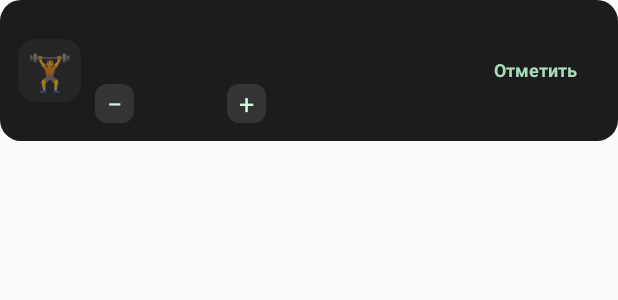
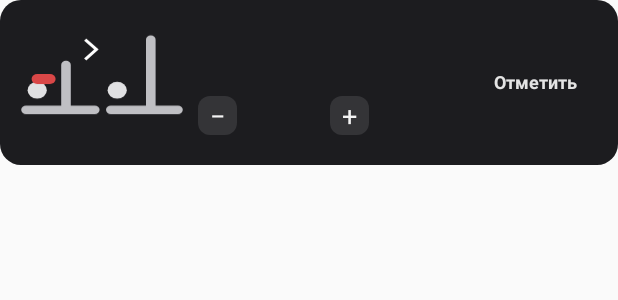
Before and after one commit to DenisovR/workout-widget, an Android app: the layout exercise_two.xml on its own in the app's theme, with its tools: preview values and no code run, on a phone screen of 412 x 824 dp. Shown: the top 300 px of the screen. Run offline under Robolectric (Android 15) with nearby library versions, the phone set to English and light mode, and no system bars.

Commit message:
Display exercise pose illustration in monochrome workout cards

```diff
--- a/app/src/main/res/layout/exercise_two.xml
+++ b/app/src/main/res/layout/exercise_two.xml
@@ -2,15 +2,15 @@
 <LinearLayout xmlns:android="http://schemas.android.com/apk/res/android"
  android:layout_width="match_parent" android:layout_height="wrap_content"
  android:layout_marginBottom="7dp" android:background="@drawable/exercise_card" android:padding="12dp" android:gravity="center_vertical" android:orientation="horizontal">
- <TextView android:id="@+id/icon2" android:layout_width="42dp" android:layout_height="42dp" android:background="@drawable/icon_back" android:gravity="center" android:textSize="24sp" android:text="🏋"/>
- <LinearLayout android:layout_width="0dp" android:layout_height="wrap_content" android:layout_weight="1" android:layout_marginLeft="9dp" android:orientation="vertical">
+ <ImageView android:id="@+id/icon2" android:layout_width="112dp" android:layout_height="86dp" android:scaleType="fitCenter" android:contentDescription="Схема выполнения упражнения" android:src="@drawable/exercise_pose_1"/>
+ <LinearLayout android:layout_width="0dp" android:layout_height="wrap_content" android:layout_weight="1" android:layout_marginLeft="8dp" android:orientation="vertical">
   <TextView android:id="@+id/name2" android:layout_width="match_parent" android:layout_height="wrap_content" android:textColor="#FFFFFF" android:textSize="13sp" android:textStyle="bold" android:maxLines="2" android:ellipsize="end"/>
-  <TextView android:id="@+id/reps2" android:layout_width="match_parent" android:layout_height="wrap_content" android:layout_marginTop="4dp" android:textColor="#9EB4AC" android:textSize="11sp"/>
+  <TextView android:id="@+id/reps2" android:layout_width="match_parent" android:layout_height="wrap_content" android:layout_marginTop="4dp" android:textColor="#A9A9AC" android:textSize="11sp"/>
   <LinearLayout android:layout_width="wrap_content" android:layout_height="wrap_content" android:gravity="center_vertical" android:layout_marginTop="6dp">
-   <TextView android:id="@+id/minus2" android:layout_width="26dp" android:layout_height="26dp" android:gravity="center" android:background="@drawable/small_button" android:text="−" android:textColor="#D6F8DF" android:textSize="18sp"/>
-   <TextView android:id="@+id/weight2" android:layout_width="wrap_content" android:layout_height="wrap_content" android:minWidth="62dp" android:gravity="center" android:textColor="#D6F8DF" android:textSize="12sp" android:textStyle="bold"/>
-   <TextView android:id="@+id/plus2" android:layout_width="26dp" android:layout_height="26dp" android:gravity="center" android:background="@drawable/small_button" android:text="+" android:textColor="#D6F8DF" android:textSize="18sp"/>
+   <TextView android:id="@+id/minus2" android:layout_width="26dp" android:layout_height="26dp" android:gravity="center" android:background="@drawable/small_button" android:text="−" android:textColor="#F4F4F4" android:textSize="18sp"/>
+   <TextView android:id="@+id/weight2" android:layout_width="wrap_content" android:layout_height="wrap_content" android:minWidth="62dp" android:gravity="center" android:textColor="#F4F4F4" android:textSize="12sp" android:textStyle="bold"/>
+   <TextView android:id="@+id/plus2" android:layout_width="26dp" android:layout_height="26dp" android:gravity="center" android:background="@drawable/small_button" android:text="+" android:textColor="#F4F4F4" android:textSize="18sp"/>
   </LinearLayout>
  </LinearLayout>
- <TextView android:id="@+id/check2" android:layout_width="86dp" android:layout_height="48dp" android:gravity="center" android:text="Отметить" android:textColor="#A8DDBA" android:textSize="12sp" android:textStyle="bold" android:contentDescription="Отметить выполнение упражнения"/>
+ <TextView android:id="@+id/check2" android:layout_width="86dp" android:layout_height="48dp" android:gravity="center" android:text="Отметить" android:textColor="#E4E4E4" android:textSize="12sp" android:textStyle="bold" android:contentDescription="Отметить выполнение упражнения"/>
 </LinearLayout>
```
